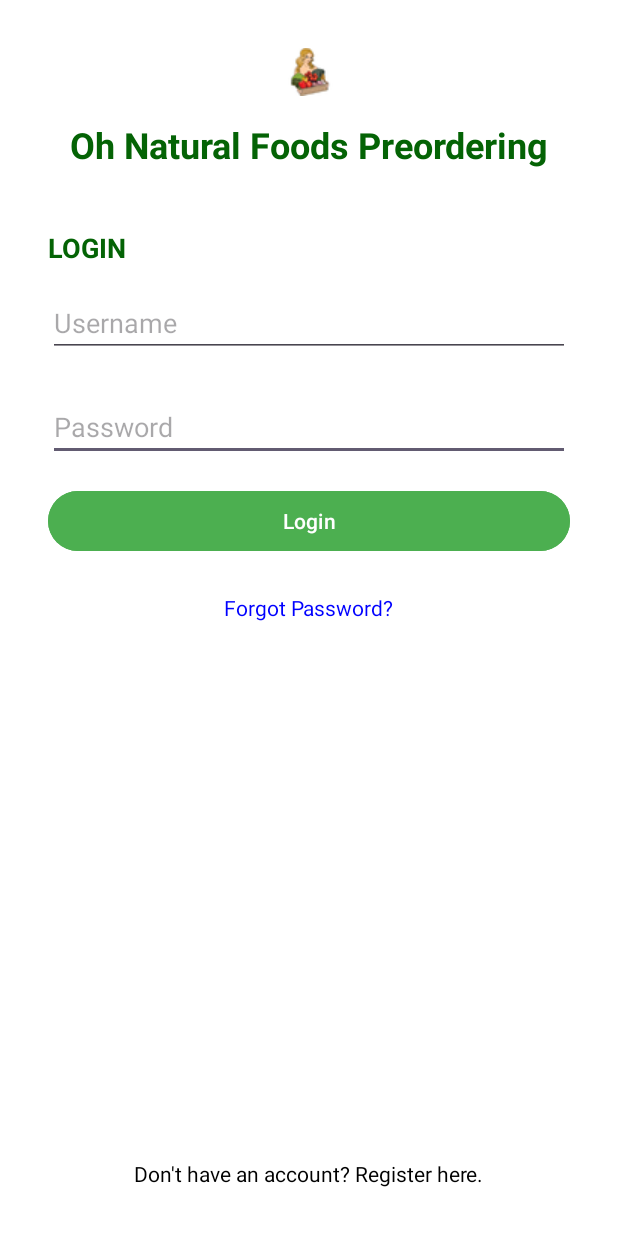
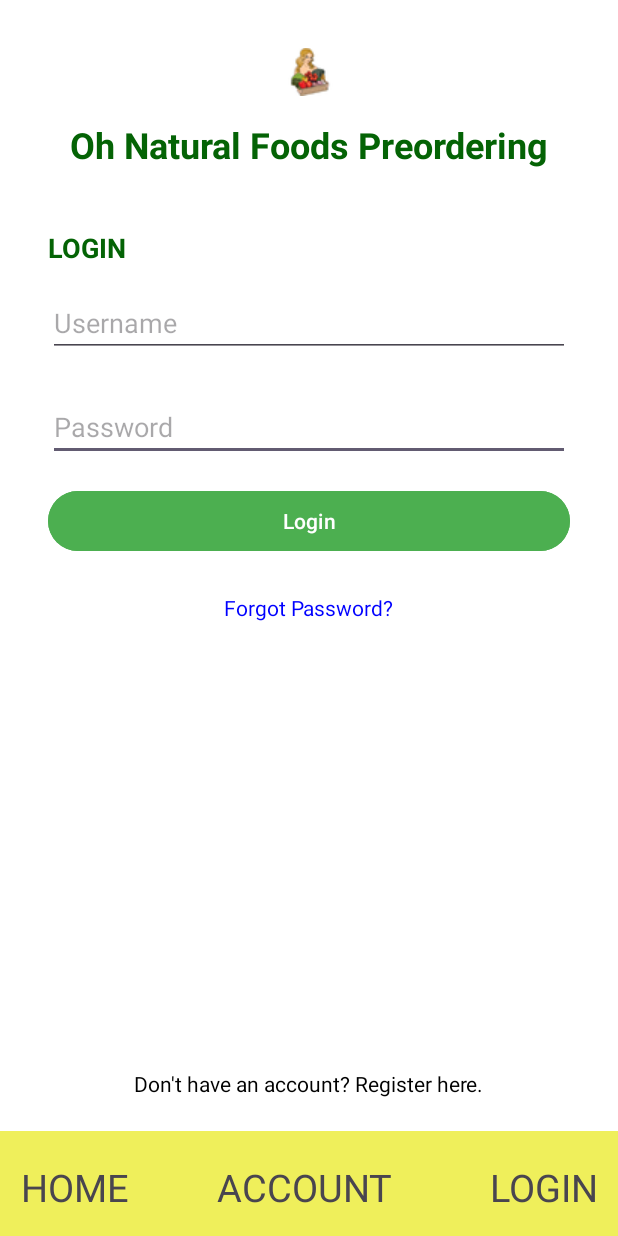
Before and after one commit to patrickma6199/oh_nat_foods_order, an Android app: the Login screen opened directly, with no data from a screen before it, on a phone screen of 412 x 824 dp. Run offline under Robolectric (Android 15) with nearby library versions, the phone set to English and light mode, and no system bars; our stand-ins replace Firebase (no records; nobody signed in at launch, a user with empty details on screens opened directly).

Commit message:
fixed paymentMethods and added bar to bottom of login

```diff
--- a/oh_nat_foods_order/app/src/main/java/com/example/oh_nat_foods_order/paymentMethods.java
+++ b/oh_nat_foods_order/app/src/main/java/com/example/oh_nat_foods_order/paymentMethods.java
@@ -51,7 +51,7 @@ public class paymentMethods extends AppCompatActivity {
         shared = getApplicationContext().getSharedPreferences("mySession",MODE_PRIVATE);
         uid = shared.getString("uid","");
 
-        methods = FirebaseDatabase.getInstance().getReference().child(uid).child("paymentMethod");
+        methods = FirebaseDatabase.getInstance().getReference().child("Users").child(uid).child("paymentMethod");
 
         //can fetch user's payment info here with:
         methods.get().addOnCompleteListener(onFetched);
--- a/oh_nat_foods_order/app/src/main/res/layout/activity_login.xml
+++ b/oh_nat_foods_order/app/src/main/res/layout/activity_login.xml
@@ -97,6 +97,54 @@
         app:layout_constraintStart_toStartOf="parent"
         app:layout_constraintTop_toBottomOf="@id/login_password" />
 
+    <TextView
+        android:id="@+id/ordersBottomBar"
+        android:layout_width="415dp"
+        android:layout_height="70dp"
+        android:background="#EFEF5B"
+        app:layout_constraintBottom_toBottomOf="parent"
+        app:layout_constraintStart_toStartOf="parent" />
+
+    <TextView
+        android:id="@+id/ordersLogButton"
+        android:layout_width="100dp"
+        android:layout_height="70dp"
+        android:onClick="onLogin"
+        android:paddingTop="20dp"
+        android:paddingBottom="20dp"
+        android:text="@string/barLogin"
+        android:textAlignment="center"
+        android:textSize="25sp"
+        app:layout_constraintBottom_toBottomOf="parent"
+        app:layout_constraintEnd_toEndOf="parent" />
+
+    <TextView
+        android:id="@+id/ordersHomeButton"
+        android:layout_width="100dp"
+        android:layout_height="70dp"
+        android:onClick="onHome"
+        android:paddingTop="20dp"
+        android:paddingBottom="20dp"
+        android:text="@string/barHome"
+        android:textAlignment="center"
+        android:textSize="25sp"
+        app:layout_constraintBottom_toBottomOf="parent"
+        app:layout_constraintStart_toStartOf="parent" />
+
+    <TextView
+        android:id="@+id/ordersAccountButton"
+        android:layout_width="150dp"
+        android:layout_height="70dp"
+        android:layout_marginStart="128dp"
+        android:onClick="onAccount"
+        android:paddingTop="20dp"
+        android:paddingBottom="20dp"
+        android:text="@string/barAccount"
+        android:textAlignment="center"
+        android:textSize="25sp"
+        app:layout_constraintBottom_toBottomOf="parent"
+        app:layout_constraintStart_toStartOf="parent" />
+
     <!-- Forgot Password Text -->
 
     <!-- Register Account Prompt -->
@@ -104,10 +152,10 @@
         android:id="@+id/login_register"
         android:layout_width="wrap_content"
         android:layout_height="wrap_content"
+        android:layout_marginBottom="92dp"
         android:text="@string/register_prompt"
         android:textColor="#000000"
         app:layout_constraintBottom_toBottomOf="parent"
-        app:layout_constraintStart_toStartOf="parent"
         app:layout_constraintEnd_toEndOf="parent"
-        android:layout_marginBottom="32dp"/>
+        app:layout_constraintStart_toStartOf="parent" />
 </androidx.constraintlayout.widget.ConstraintLayout>
```
